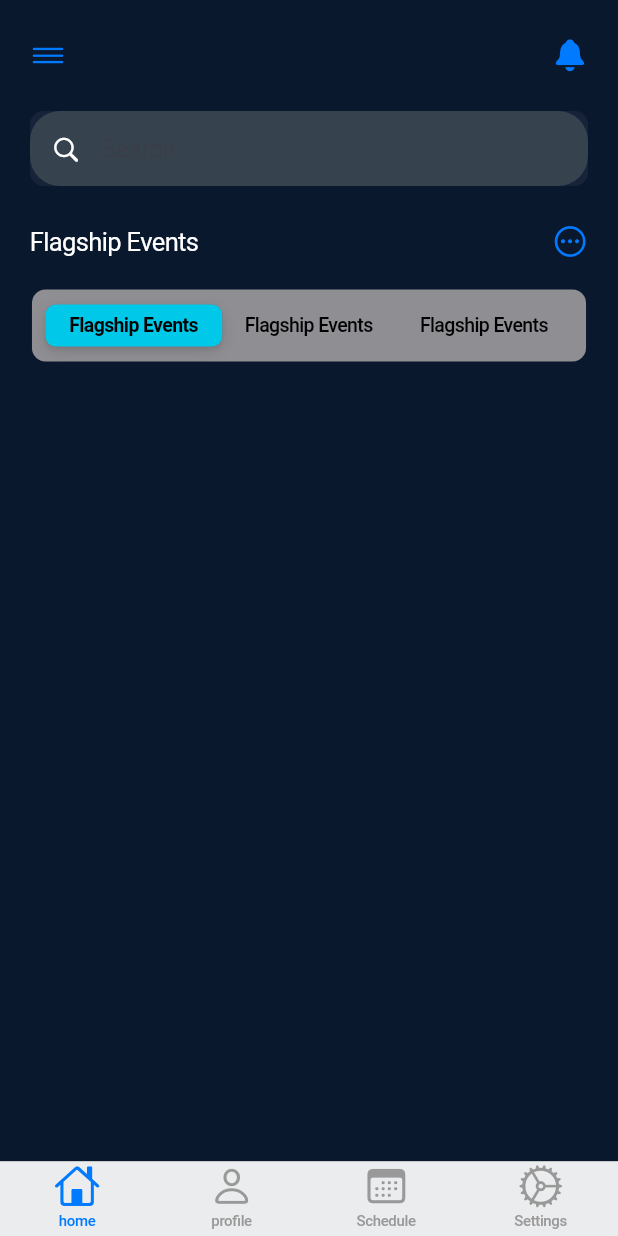
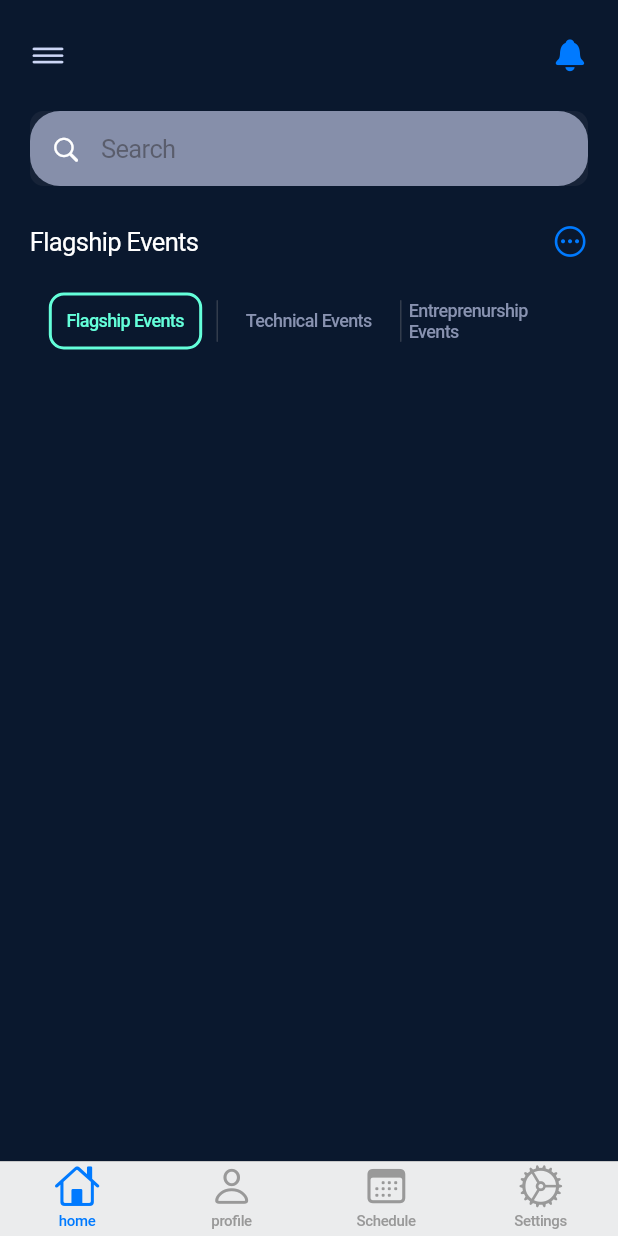
Before and after one commit to devlup-labs/prometeo-23-app, a Flutter app: the screen it shows after launch, on a phone screen of 412 x 824 dp. Run offline on Flutter 3.47's test engine with Material 2 defaults, Android fonts, the phone set to English and light mode, and no system bars.

Commit message:
decided color scheme

```diff
--- a/lib/pages/home_page/home_page.dart
+++ b/lib/pages/home_page/home_page.dart
@@ -23,7 +23,8 @@ class _HomePageState extends State<HomePage> {
         Row(
           mainAxisAlignment: MainAxisAlignment.spaceBetween,
           children: const [
-            Icon(CupertinoIcons.line_horizontal_3),
+            Icon(CupertinoIcons.line_horizontal_3,
+            color: Color(0xffccd6f6),),
             Icon(CupertinoIcons.bell_solid)
             ],
           ),
@@ -35,7 +36,7 @@ class _HomePageState extends State<HomePage> {
            Container(
             height: 50,
             decoration: const BoxDecoration(
-              color: Color(0xff2f3b49),
+              color: Color(0xff8892b0),
               borderRadius: BorderRadius.all(Radius.circular(20))
             ),
             child: const CupertinoSearchTextField(
@@ -75,28 +76,38 @@ class _HomePageState extends State<HomePage> {
             // making the Tabs
             Container(
               child: CupertinoSlidingSegmentedControl(
-                padding: EdgeInsets.all(10),
-                groupValue: groupValue,
-                thumbColor: Color(0xff00C8E9),
-                backgroundColor: CupertinoColors.systemGrey,
+                backgroundColor: Color(0xff0a182e),
+                thumbColor: Color(0xff0a182e),
                 children: {
                   0: Container(
-                    padding: const EdgeInsets.all(5),
+                    decoration: BoxDecoration(
+                      border: Border.all(width: 2, color: Color(0xff64ffda)),
+                      borderRadius: BorderRadius.all(Radius.circular(10))
+                    ),
+                    padding: const EdgeInsets.all(10),
                     child: const Text(
-                      'Flagship Events'
+                      'Flagship Events',
+                      style: TextStyle(color: Color(0xff64ffda),
+                      fontSize: 12.0),
                       ),
                   ),
                   1: Container(
                     padding: const EdgeInsets.all(5),
                     child: const Text(
-                      'Flagship Events'
+                      'Technical Events',
+                      style: TextStyle(
+                        color: Color(0xff8892b0),
+                        fontSize: 12,
+                      ),
                       ),
                   ),
 
                   2: Container(
                     padding: const EdgeInsets.all(5),
                     child: const Text(
-                      'Flagship Events'
+                      'Entreprenurship Events',
+                      style: TextStyle(color: Color(0xff8892b0),
+                      fontSize: 12),
                       ),
                   ),
                 },
```
